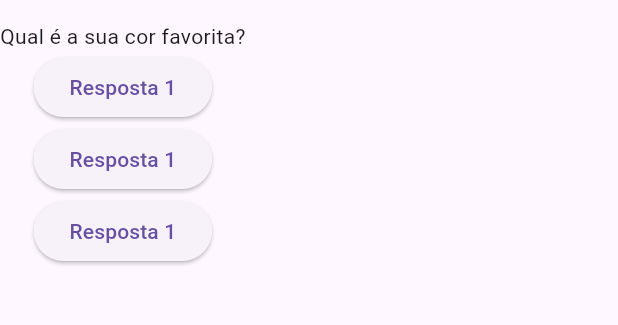
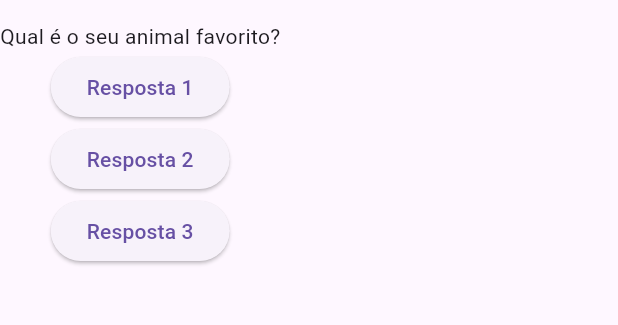
Before and after one commit to Reydner96/projeto_perguntas, a Flutter app: the screen it shows after launch, after a tap on "Resposta 1", on a phone screen of 412 x 824 dp, the part 63-388 px from its top. Run offline on Flutter 3.47's test engine with Material 3 defaults, Android fonts, the phone set to English and light mode, and no system bars.

Commit message:
Update main.dart

```diff
--- a/lib/main.dart
+++ b/lib/main.dart
@@ -5,9 +5,14 @@ main() {
   runApp(new PerguntaApp());
 }
 
-class PerguntaApp extends StatelessWidget {
+class PerguntaAppState extends State<PerguntaApp> {
+  var perguntaSelecionada = 0;
+
   void responder() {
-    print('Pergunta respondida!');
+    setState(() {
+      perguntaSelecionada++;
+    });
+    print(perguntaSelecionada);
   }
 
   @override
@@ -24,18 +29,18 @@ class PerguntaApp extends StatelessWidget {
         ),
         body: Column(
           children: <Widget>[
-            Text(perguntas.elementAt(0)),
+            Text(perguntas[perguntaSelecionada]),
             ElevatedButton(
               onPressed: responder,
               child: Text('Resposta 1'),
             ),
             ElevatedButton(
               onPressed: responder,
-              child: Text('Resposta 1'),
+              child: Text('Resposta 2'),
             ),
             ElevatedButton(
               onPressed: responder,
-              child: Text('Resposta 1'),
+              child: Text('Resposta 3'),
             ),
           ],
         ),
@@ -43,3 +48,9 @@ class PerguntaApp extends StatelessWidget {
     );
   }
 }
+
+class PerguntaApp extends StatefulWidget {
+  PerguntaAppState createState() {
+    return PerguntaAppState();
+  }
+}
```
